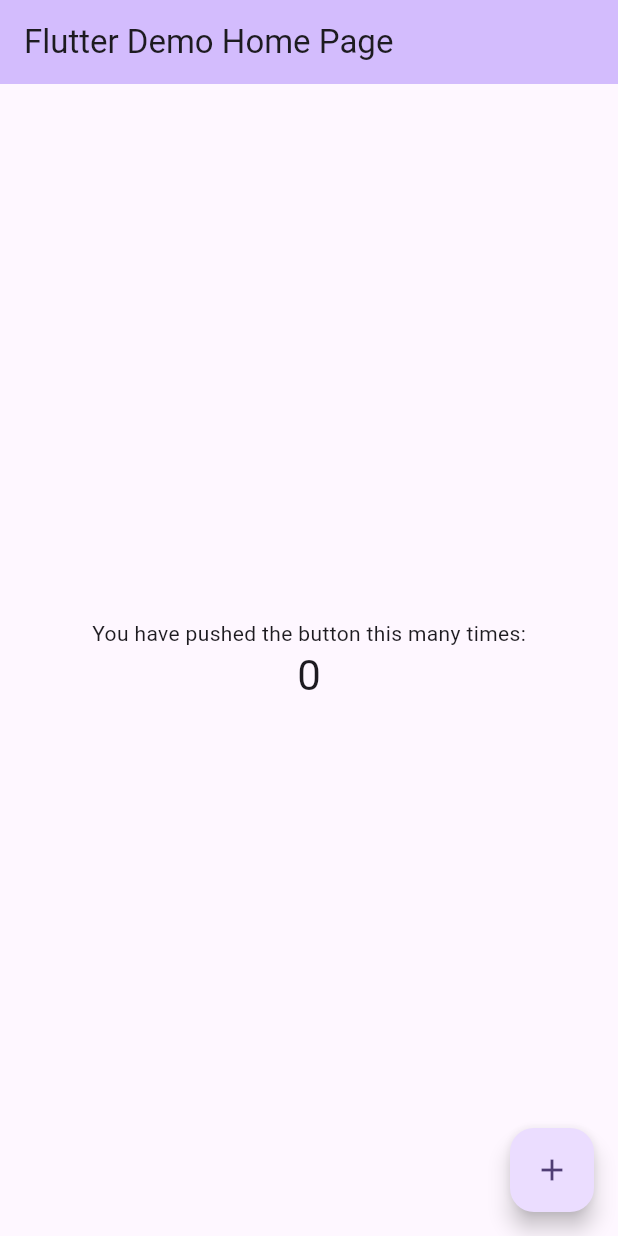
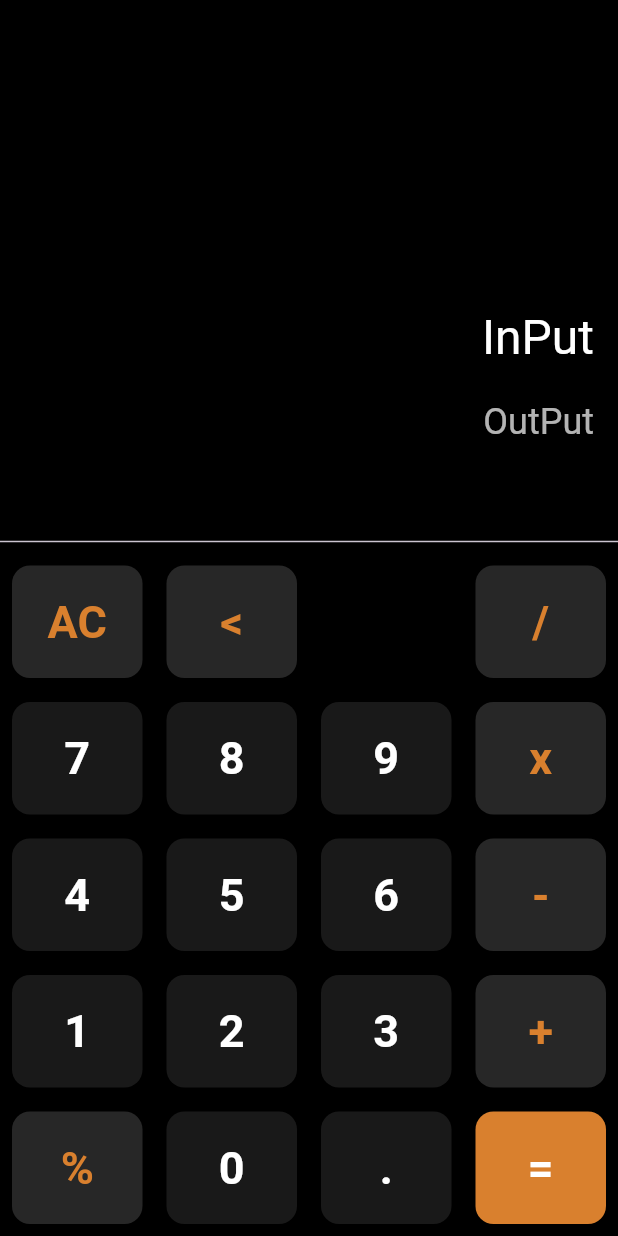
Before and after one commit to fakhruddin07/calculator, a Flutter app: the screen it shows after launch, on a phone screen of 412 x 824 dp. Run offline on Flutter 3.47's test engine with Material 2 defaults, Android fonts, the phone set to English and light mode, and no system bars.

Commit message:
design have been completed

```diff
--- /dev/null
+++ b/lib/Style/style.dart
@@ -0,0 +1,15 @@
+import 'package:flutter/material.dart';
+
+const Color operatorColor = Color(0xff272727);
+const Color buttonColor = Color(0xff191919);
+const Color orangeColor = Color(0xffD9802E);
+const Color colorBlack = Color(0xff000000);
+const Color colorWhite = Color(0xffffffff);
+
+TextStyle buttonBodyText(textColor) {
+  return TextStyle(
+    color: textColor,
+    fontSize: 30,
+    fontWeight: FontWeight.bold,
+  );
+}
--- /dev/null
+++ b/lib/Widgets/buttons.dart
@@ -0,0 +1,37 @@
+import 'package:flutter/material.dart';
+
+import '../Style/style.dart';
+
+class Buttons extends StatelessWidget {
+  final String buttonText;
+  final Color? btnColor;
+  final Color textColor;
+  const Buttons({
+    super.key,
+    required this.buttonText,
+    this.btnColor,
+    required this.textColor,
+  });
+
+  @override
+  Widget build(BuildContext context) {
+    return Expanded(
+      child: Container(
+        margin: const EdgeInsets.all(8),
+        child: ElevatedButton(
+          style: ElevatedButton.styleFrom(
+              backgroundColor: btnColor ?? buttonColor,
+              padding: const EdgeInsets.all(16),
+              shape: RoundedRectangleBorder(
+                borderRadius: BorderRadius.circular(12),
+              )),
+          onPressed: () {},
+          child: Text(
+            buttonText,
+            style: buttonBodyText(textColor),
+          ),
+        ),
+      ),
+    );
+  }
+}
--- /dev/null
+++ b/lib/calculator_app.dart
@@ -0,0 +1,156 @@
+import 'package:calculator_app/Style/style.dart';
+import 'package:flutter/material.dart';
+
+import 'Widgets/buttons.dart';
+
+class CalculatorApp extends StatefulWidget {
+  const CalculatorApp({super.key});
+
+  @override
+  State<CalculatorApp> createState() => _CalculatorAppState();
+}
+
+class _CalculatorAppState extends State<CalculatorApp> {
+  @override
+  Widget build(BuildContext context) {
+    return Scaffold(
+      backgroundColor: colorBlack,
+      body: SafeArea(
+        child: Column(
+          children: [
+            /*Input Output Area*/
+            Expanded(
+              child: Container(
+                width: double.infinity,
+                padding: const EdgeInsets.all(16),
+                child: Column(
+                  mainAxisAlignment: MainAxisAlignment.end,
+                  crossAxisAlignment: CrossAxisAlignment.end,
+                  children: [
+                    Text("InPut", style: Theme.of(context).textTheme.headlineLarge,),
+                    const SizedBox(height: 20),
+                    Text("OutPut",style: Theme.of(context).textTheme.headlineSmall,),
+                    const SizedBox(height: 40),
+                  ],
+                ),
+              ),
+            ),
+
+            const Divider(),
+
+            /*Button Area*/
+            const Row(
+              children: [
+                Buttons(
+                  buttonText: "AC",
+                  btnColor: operatorColor,
+                  textColor: orangeColor,
+                ),
+                Buttons(
+                  buttonText: "<",
+                  btnColor: operatorColor,
+                  textColor: orangeColor,
+                ),
+                Buttons(
+                  buttonText: "",
+                  btnColor: Colors.transparent,
+                  textColor: colorWhite,
+                ),
+                Buttons(
+                  buttonText: "/",
+                  btnColor: operatorColor,
+                  textColor: orangeColor,
+                ),
+              ],
+            ),
+            const Row(
+              children: [
+                Buttons(
+                  buttonText: "7",
+                  textColor: colorWhite,
+                ),
+                Buttons(
+                  buttonText: "8",
+                  textColor: colorWhite,
+                ),
+                Buttons(
+                  buttonText: "9",
+                  textColor: colorWhite,
+                ),
+                Buttons(
+                  buttonText: "x",
+                  btnColor: operatorColor,
+                  textColor: orangeColor,
+                ),
+              ],
+            ),
+            const Row(
+              children: [
+                Buttons(
+                  buttonText: "4",
+                  textColor: colorWhite,
+                ),
+                Buttons(
+                  buttonText: "5",
+                  textColor: colorWhite,
+                ),
+                Buttons(
+                  buttonText: "6",
+                  textColor: colorWhite,
+                ),
+                Buttons(
+                  buttonText: "-",
+                  btnColor: operatorColor,
+                  textColor: orangeColor,
+                ),
+              ],
+            ),
+            const Row(
+              children: [
+                Buttons(
+                  buttonText: "1",
+                  textColor: colorWhite,
+                ),
+                Buttons(
+                  buttonText: "2",
+                  textColor: colorWhite,
+                ),
+                Buttons(
+                  buttonText: "3",
+                  textColor: colorWhite,
+                ),
+                Buttons(
+                  buttonText: "+",
+                  btnColor: operatorColor,
+                  textColor: orangeColor,
+                ),
+              ],
+            ),
+            const Row(
+              children: [
+                Buttons(
+                  buttonText: "%",
+                  btnColor: operatorColor,
+                  textColor: orangeColor,
+                ),
+                Buttons(
+                  buttonText: "0",
+                  textColor: colorWhite,
+                ),
+                Buttons(
+                  buttonText: ".",
+                  textColor: colorWhite,
+                ),
+                Buttons(
+                  buttonText: "=",
+                  btnColor: orangeColor,
+                  textColor: colorWhite,
+                ),
+              ],
+            ),
+          ],
+        ),
+      ),
+    );
+  }
+}
--- a/lib/main.dart
+++ b/lib/main.dart
@@ -1,3 +1,5 @@
+import 'package:calculator_app/Style/style.dart';
+import 'package:calculator_app/calculator_app.dart';
 import 'package:flutter/material.dart';
 
 void main() {
@@ -7,119 +9,24 @@ void main() {
 class MyApp extends StatelessWidget {
   const MyApp({super.key});
 
-  // This widget is the root of your application.
   @override
   Widget build(BuildContext context) {
     return MaterialApp(
-      title: 'Flutter Demo',
+      title: 'Calculator',
+      debugShowCheckedModeBanner: false,
       theme: ThemeData(
-        // This is the theme of your application.
-        //
-        // TRY THIS: Try running your application with "flutter run". You'll see
-        // the application has a blue toolbar. Then, without quitting the app,
-        // try changing the seedColor in the colorScheme below to Colors.green
-        // and then invoke "hot reload" (save your changes or press the "hot
-        // reload" button in a Flutter-supported IDE, or press "r" if you used
-        // the command line to start the app).
-        //
-        // Notice that the counter didn't reset back to zero; the application
-        // state is not lost during the reload. To reset the state, use hot
-        // restart instead.
-        //
-        // This works for code too, not just values: Most code changes can be
-        // tested with just a hot reload.
         colorScheme: ColorScheme.fromSeed(seedColor: Colors.deepPurple),
         useMaterial3: true,
+        textTheme: TextTheme(
+          headlineLarge: const TextStyle(
+            color: colorWhite,
+          ),
+          headlineSmall: TextStyle(
+            color: colorWhite.withOpacity(0.7),
+          ),
+        ),
       ),
-      home: const MyHomePage(title: 'Flutter Demo Home Page'),
+      home: const CalculatorApp(),
     );
   }
 }
-
-class MyHomePage extends StatefulWidget {
-  const MyHomePage({super.key, required this.title});
-
-  // This widget is the home page of your application. It is stateful, meaning
-  // that it has a State object (defined below) that contains fields that affect
-  // how it looks.
-
-  // This class is the configuration for the state. It holds the values (in this
-  // case the title) provided by the parent (in this case the App widget) and
-  // used by the build method of the State. Fields in a Widget subclass are
-  // always marked "final".
-
-  final String title;
-
-  @override
-  State<MyHomePage> createState() => _MyHomePageState();
-}
-
-class _MyHomePageState extends State<MyHomePage> {
-  int _counter = 0;
-
-  void _incrementCounter() {
-    setState(() {
-      // This call to setState tells the Flutter framework that something has
-      // changed in this State, which causes it to rerun the build method below
-      // so that the display can reflect the updated values. If we changed
-      // _counter without calling setState(), then the build method would not be
-      // called again, and so nothing would appear to happen.
-      _counter++;
-    });
-  }
-
-  @override
-  Widget build(BuildContext context) {
-    // This method is rerun every time setState is called, for instance as done
-    // by the _incrementCounter method above.
-    //
-    // The Flutter framework has been optimized to make rerunning build methods
-    // fast, so that you can just rebuild anything that needs updating rather
-    // than having to individually change instances of widgets.
-    return Scaffold(
-      appBar: AppBar(
-        // TRY THIS: Try changing the color here to a specific color (to
-        // Colors.amber, perhaps?) and trigger a hot reload to see the AppBar
-        // change color while the other colors stay the same.
-        backgroundColor: Theme.of(context).colorScheme.inversePrimary,
-        // Here we take the value from the MyHomePage object that was created by
-        // the App.build method, and use it to set our appbar title.
-        title: Text(widget.title),
-      ),
-      body: Center(
-        // Center is a layout widget. It takes a single child and positions it
-        // in the middle of the parent.
-        child: Column(
-          // Column is also a layout widget. It takes a list of children and
-          // arranges them vertically. By default, it sizes itself to fit its
-          // children horizontally, and tries to be as tall as its parent.
-          //
-          // Column has various properties to control how it sizes itself and
-          // how it positions its children. Here we use mainAxisAlignment to
-          // center the children vertically; the main axis here is the vertical
-          // axis because Columns are vertical (the cross axis would be
-          // horizontal).
-          //
-          // TRY THIS: Invoke "debug painting" (choose the "Toggle Debug Paint"
-          // action in the IDE, or press "p" in the console), to see the
-          // wireframe for each widget.
-          mainAxisAlignment: MainAxisAlignment.center,
-          children: <Widget>[
-            const Text(
-              'You have pushed the button this many times:',
-            ),
-            Text(
-              '$_counter',
-              style: Theme.of(context).textTheme.headlineMedium,
-            ),
-          ],
-        ),
-      ),
-      floatingActionButton: FloatingActionButton(
-        onPressed: _incrementCounter,
-        tooltip: 'Increment',
-        child: const Icon(Icons.add),
-      ), // This trailing comma makes auto-formatting nicer for build methods.
-    );
-  }
-}
--- a/pubspec.yaml
+++ b/pubspec.yaml
@@ -30,11 +30,8 @@ environment:
 dependencies:
   flutter:
     sdk: flutter
-
-
-  # The following adds the Cupertino Icons font to your application.
-  # Use with the CupertinoIcons class for iOS style icons.
   cupertino_icons: ^1.0.2
+  math_expressions: ^2.4.0
 
 dev_dependencies:
   flutter_test:
```
Also changed, not shown: lib/Utility/button_utility.dart (added), pubspec.lock.
